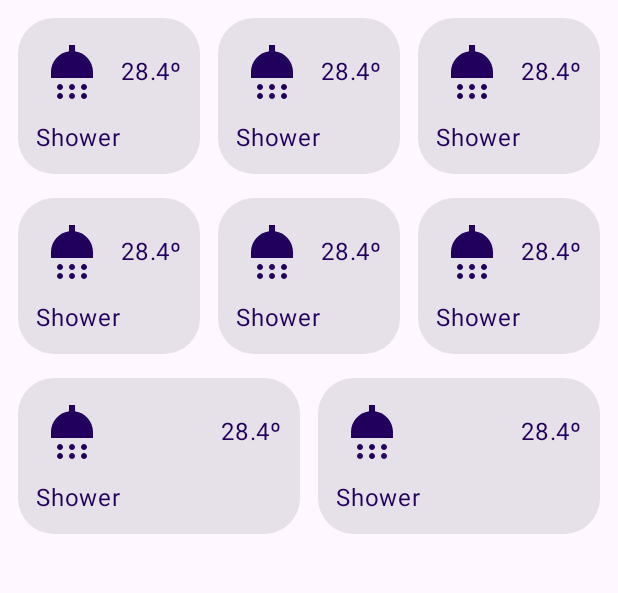
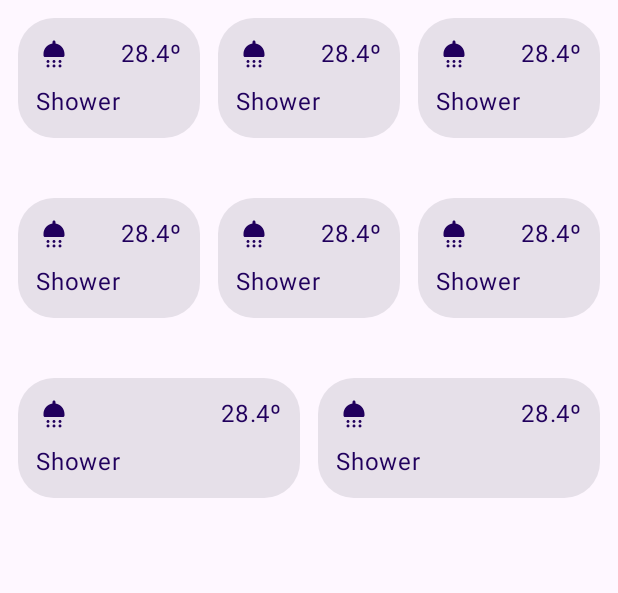
Before and after one commit to JirlanSouza/smart-home, an Android app built with Jetpack Compose: the HomeScreen screen opened through its navigation route, on a phone screen of 412 x 824 dp, the part 78-671 px from its top. Run offline under Robolectric (Android 15) with nearby library versions, the phone set to English and light mode, and no system bars; our stand-ins replace Dagger/Hilt's generated code; 1 statement that could not run was skipped.

Commit message:
refactor: change the shower icon to rounded shower icon

```diff
--- a/app/src/main/java/com/js/smarthome/home/ui/screens/HomeScreen.kt
+++ b/app/src/main/java/com/js/smarthome/home/ui/screens/HomeScreen.kt
@@ -38,7 +38,7 @@ fun HomeScreen(padding: PaddingValues) {
             ) {
                 HomeItemCard(
                     name = "Shower",
-                    iconPainter = painterResource(id = R.drawable.shower_icon)
+                    iconPainter = painterResource(id = R.drawable.round_shower_24)
                 )
             }
         })
--- a/app/src/main/res/drawable/shower_icon.xml
+++ b/app/src/main/res/drawable/round_shower_24.xml
@@ -1,10 +1,10 @@
-<vector android:height="48dp" android:tint="#000000"
+<vector android:height="24dp" android:tint="#000000"
     android:viewportHeight="24" android:viewportWidth="24"
-    android:width="48dp" xmlns:android="http://schemas.android.com/apk/res/android">
+    android:width="24dp" xmlns:android="http://schemas.android.com/apk/res/android">
     <path android:fillColor="@android:color/white" android:pathData="M8,17m-1,0a1,1 0,1 1,2 0a1,1 0,1 1,-2 0"/>
     <path android:fillColor="@android:color/white" android:pathData="M12,17m-1,0a1,1 0,1 1,2 0a1,1 0,1 1,-2 0"/>
     <path android:fillColor="@android:color/white" android:pathData="M16,17m-1,0a1,1 0,1 1,2 0a1,1 0,1 1,-2 0"/>
-    <path android:fillColor="@android:color/white" android:pathData="M13,5.08V3h-2v2.08C7.61,5.57 5,8.47 5,12v2h14v-2C19,8.47 16.39,5.57 13,5.08z"/>
+    <path android:fillColor="@android:color/white" android:pathData="M13,5.08V4c0,-0.55 -0.45,-1 -1,-1h0c-0.55,0 -1,0.45 -1,1v1.08C7.61,5.57 5,8.47 5,12v1c0,0.55 0.45,1 1,1h12c0.55,0 1,-0.45 1,-1v-1C19,8.47 16.39,5.57 13,5.08z"/>
     <path android:fillColor="@android:color/white" android:pathData="M8,20m-1,0a1,1 0,1 1,2 0a1,1 0,1 1,-2 0"/>
     <path android:fillColor="@android:color/white" android:pathData="M12,20m-1,0a1,1 0,1 1,2 0a1,1 0,1 1,-2 0"/>
     <path android:fillColor="@android:color/white" android:pathData="M16,20m-1,0a1,1 0,1 1,2 0a1,1 0,1 1,-2 0"/>
```
